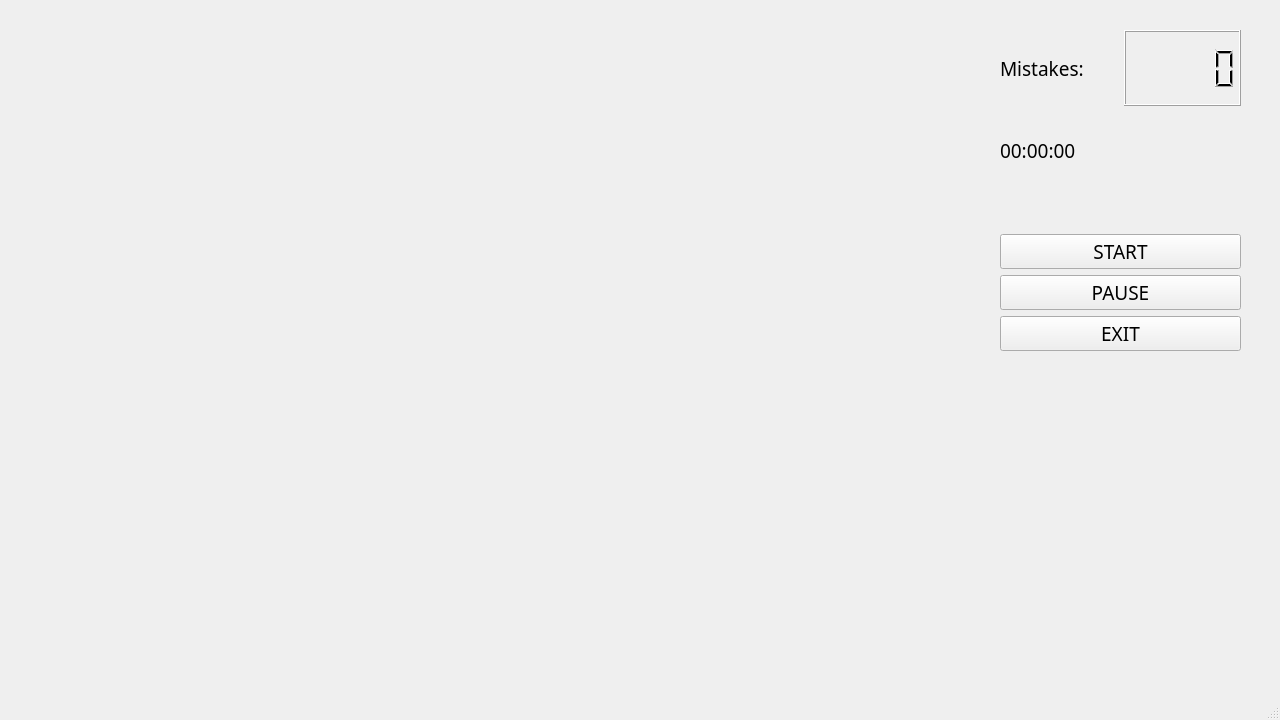
First picture: the form in MemoryTrainingPY/resources/ui/game.ui, repository ElliotMoran/MemoryTrainingPY, before the edit.
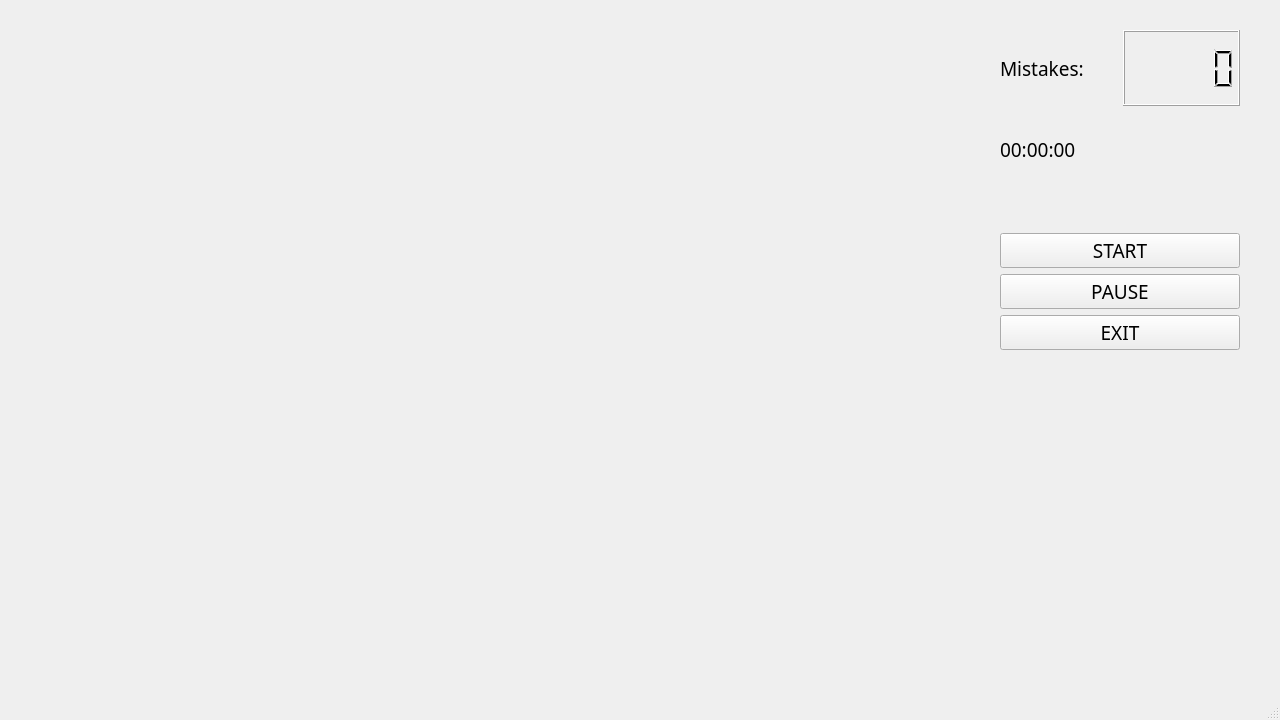
Second picture: the form after the edit.

Diff of the .ui file:
```diff
--- a/MemoryTrainingPY/resources/ui/game.ui
+++ b/MemoryTrainingPY/resources/ui/game.ui
@@ -33,8 +33,8 @@
      <rect>
       <x>40</x>
       <y>30</y>
-      <width>931</width>
-      <height>531</height>
+      <width>930</width>
+      <height>530</height>
      </rect>
     </property>
     <layout class="QGridLayout" name="gridLayout">
@@ -175,8 +175,8 @@
      <rect>
       <x>1000</x>
       <y>30</y>
-      <width>241</width>
-      <height>321</height>
+      <width>240</width>
+      <height>320</height>
      </rect>
     </property>
     <layout class="QVBoxLayout" name="verticalLayoutMain">
```
